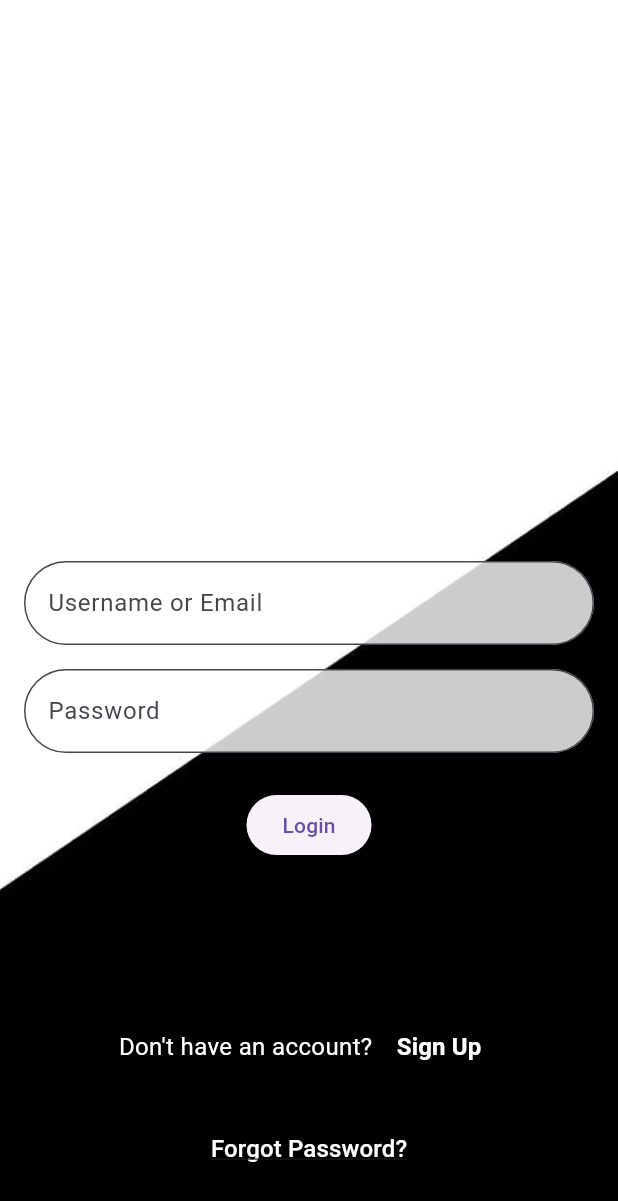
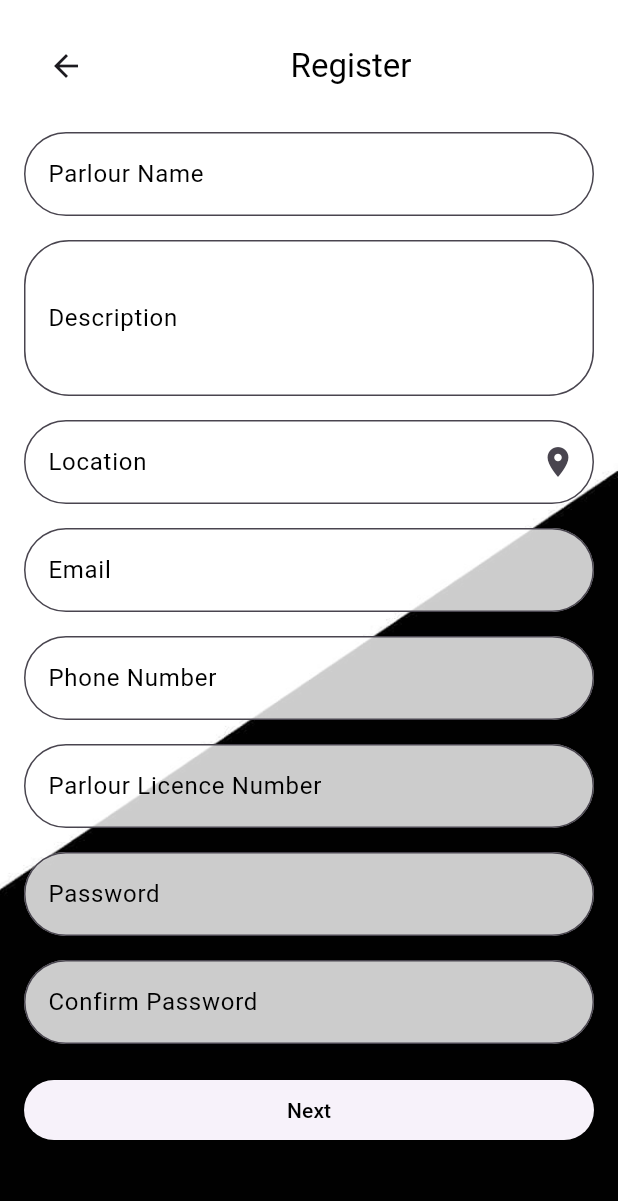
Before and after one commit to aravindptf/parlour_app, a Flutter app: the screen it shows after launch, after a tap on "Sign Up", on a phone screen of 412 x 824 dp. Shown: the top 1201 px of the screen. Run offline on Flutter 3.47's test engine with Material 3 defaults, Android fonts, the phone set to English and light mode, and no system bars; our stand-ins replace image_picker.

Commit message:
register_page

```diff
--- a/lib/login page.dart
+++ b/lib/login page.dart
@@ -1,7 +1,8 @@
 import 'dart:convert'; // For jsonEncode
 import 'package:flutter/material.dart';
 import 'package:http/http.dart' as http;
-import 'package:parlour_app/homepage.dart'; // Ensure you import your HomePage widget
+import 'package:parlour_app/homepage.dart';
+import 'package:parlour_app/registerpage.dart'; // Ensure you import your HomePage widget
 
 class LoginPage extends StatefulWidget {
   const LoginPage({super.key});
@@ -68,9 +69,12 @@ class _LoginPageState extends State<LoginPage> {
     );
   }
 
-  void _navigateToSignUp() {
-    // Implement navigation to sign-up page here
-  }
+ void _navigateToRegisterPage() {
+  Navigator.push(
+    context,
+    MaterialPageRoute(builder: (context) => RegisterPage()),
+  );
+}
 
   void _forgotPassword() {
     // Implement forgot password functionality here
@@ -180,7 +184,7 @@ class _LoginPageState extends State<LoginPage> {
               style: TextStyle(color: Colors.white, fontSize: 16),
             ),
             TextButton(
-              onPressed: _navigateToSignUp,
+              onPressed: _navigateToRegisterPage,
               child: const Text(
                 'Sign Up',
                 style: TextStyle(color: Colors.white, fontSize: 16, fontWeight: FontWeight.bold),
--- a/lib/main.dart
+++ b/lib/main.dart
@@ -1,6 +1,8 @@
 import 'package:flutter/material.dart';
 import 'package:parlour_app/homepage.dart';
 import 'package:parlour_app/login%20page.dart';
+import 'package:parlour_app/registerpage.dart';
+import 'package:parlour_app/imageuploadpage.dart';
 
 void main() {
   runApp(const MyApp());
--- /dev/null
+++ b/lib/registerpage.dart
@@ -0,0 +1,252 @@
+import 'package:flutter/material.dart';
+import 'package:parlour_app/imageuploadpage.dart';
+
+class RegisterPage extends StatefulWidget {
+  const RegisterPage({super.key});
+
+  @override
+  State<RegisterPage> createState() => _RegisterPageState();
+}
+
+class _RegisterPageState extends State<RegisterPage> {
+  final _formKey = GlobalKey<FormState>();
+  String? _parlourname, _email, _phone, _password, _location, _description, _licenceNumber;
+  String? _confirmPassword;
+
+  @override
+  Widget build(BuildContext context) {
+    return Scaffold(
+      body:
+      Stack(
+        fit: StackFit.expand,
+        children: [
+          // Background Image
+          Image.asset(
+            'assets/IMG_20240810_125448.jpg', // Replace with your actual image path
+            fit: BoxFit.cover,
+          ),
+          // Form Overlay
+          SingleChildScrollView(
+            child: Padding(
+              padding: const EdgeInsets.all(16.0),
+              child: Form(
+                key: _formKey,
+                child: Column(
+                  crossAxisAlignment: CrossAxisAlignment.stretch,
+                  children: [
+                    AppBar(
+                      title: Center(child: Text('Register',
+                      style: TextStyle(color: Colors.black),
+                      )),
+                      backgroundColor: Colors.transparent, // Make AppBar transparent
+                      elevation: 0, // Remove shadow
+                    ),
+                    const SizedBox(height: 16.0),
+
+                    // Parlour Name Field
+                    TextFormField(
+                      decoration: InputDecoration(
+                        labelText: 'Parlour Name',
+                        labelStyle: TextStyle(color: Colors.black),
+                        border: OutlineInputBorder(borderRadius: BorderRadius.circular(30)),
+                        filled: true,
+                        fillColor: Colors.white.withOpacity(0.8), // Semi-transparent background
+                      ),
+                      validator: (value) {
+                        if (value == null || value.isEmpty) {
+                          return 'Please enter your parlour name';
+                        }
+                        return null;
+                      },
+                      onSaved: (value) => _parlourname = value,
+                    ),
+                    const SizedBox(height: 16.0),
+
+                    // Description Field
+                    TextFormField(
+                      decoration: InputDecoration(
+                        labelText: 'Description',
+                        labelStyle: TextStyle(color: Colors.black),
+
+                        border: OutlineInputBorder(borderRadius: BorderRadius.circular(30)),
+                        filled: true,
+                        fillColor: Colors.white.withOpacity(0.8),
+                      ),
+                      maxLines: 3,
+                      validator: (value) {
+                        if (value == null || value.isEmpty) {
+                          return 'Please enter a description about your parlour';
+                        }
+                        return null;
+                      },
+                      onSaved: (value) => _description = value,
+                    ),
+                    const SizedBox(height: 16.0),
+
+                    // Location Field with Icon Button
+                    TextFormField(
+                      decoration: InputDecoration(
+                        labelText: 'Location',
+                        labelStyle: TextStyle(color: Colors.black),
+
+                        border: OutlineInputBorder(borderRadius: BorderRadius.circular(30)),
+                        filled: true,
+                        fillColor: Colors.white.withOpacity(0.8),
+                        suffixIcon: IconButton(
+                          icon: Icon(Icons.location_on),
+                          onPressed: () {
+                            print("Select Location button pressed");
+                          },
+                        ),
+                      ),
+                      validator: (value) {
+                        if (value == null || value.isEmpty) {
+                          return 'Please enter your location';
+                        }
+                        return null;
+                      },
+                      onSaved: (value) => _location = value,
+                    ),
+                    const SizedBox(height: 16.0),
+
+                    // Email Field
+                    TextFormField(
+                      decoration: InputDecoration(
+                        labelText: 'Email',
+                        labelStyle: TextStyle(color: Colors.black),
+
+                        border: OutlineInputBorder(borderRadius: BorderRadius.circular(30)),
+                        filled: true,
+                        fillColor: Colors.white.withOpacity(0.8),
+                      ),
+                      validator: (value) {
+                        if (value == null || value.isEmpty) {
+                          return 'Please enter your email';
+                        } else if (!RegExp(r'^[^@]+@[^@]+\.[^@]+').hasMatch(value)) {
+                          return 'Please enter a valid email';
+                        }
+                        return null;
+                      },
+                      onSaved: (value) => _email = value,
+                    ),
+                    const SizedBox(height: 16.0),
+
+                    // Phone Field
+                    TextFormField(
+                      decoration: InputDecoration(
+                        labelText: 'Phone Number',
+                        labelStyle: TextStyle(color: Colors.black),
+
+                        border: OutlineInputBorder(borderRadius: BorderRadius.circular(30)),
+                        filled: true,
+                        fillColor: Colors.white.withOpacity(0.8),
+                      ),
+                      validator: (value) {
+                        if (value == null || value.isEmpty) {
+                          return 'Please enter your phone number';
+                        }
+                        return null;
+                      },
+                      onSaved: (value) => _phone = value,
+                    ),
+                    const SizedBox(height: 16.0),
+
+                    // Parlour Licence Number Field
+                    TextFormField(
+                      decoration: InputDecoration(
+                        labelText: 'Parlour Licence Number',
+                        labelStyle: TextStyle(color: Colors.black),
+
+                        border: OutlineInputBorder(borderRadius: BorderRadius.circular(30)),
+                        filled: true,
+                        fillColor: Colors.white.withOpacity(0.8),
+                      ),
+                      validator: (value) {
+                        if (value == null || value.isEmpty) {
+                          return 'Please enter your parlour licence number';
+                        }
+                        return null;
+                      },
+                      onSaved: (value) => _licenceNumber = value,
+                    ),
+                    const SizedBox(height: 16.0),
+
+                    // Password Field
+                    TextFormField(
+                      decoration: InputDecoration(
+                        labelText: 'Password',
+                        labelStyle: TextStyle(color: Colors.black),
+
+                        border: OutlineInputBorder(borderRadius: BorderRadius.circular(30)),
+                        filled: true,
+                        fillColor: Colors.white.withOpacity(0.8),
+                      ),
+                      obscureText: true,
+                      validator: (value) {
+                        if (value == null || value.isEmpty) {
+                          return 'Please enter your password';
+                        } else if (value.length < 6) {
+                          return 'Password must be at least 6 characters long';
+                        }
+                        return null;
+                      },
+                      onSaved: (value) => _password = value,
+                    ),
+                    const SizedBox(height: 16.0),
+
+                    // Confirm Password Field
+                    TextFormField(
+                      decoration: InputDecoration(
+                        labelText: 'Confirm Password',
+                        labelStyle: TextStyle(color: Colors.black),
+
+                        border: OutlineInputBorder(borderRadius: BorderRadius.circular(30)),
+                        filled: true,
+                        fillColor: Colors.white.withOpacity(0.8),
+                      ),
+                      obscureText: true,
+                      validator: (value) {
+                        if (value == null || value.isEmpty) {
+                          return 'Please confirm your password';
+                        } else if (_password != null && value != _password) {
+                          return 'Passwords do not match';
+                        }
+                        return null;
+                      },
+                      onSaved: (value) => _confirmPassword = value,
+                    ),
+                    const SizedBox(height: 20.0),
+
+                    // Next Button
+                    ElevatedButton(
+                      onPressed: () {
+                        if (_formKey.currentState!.validate()) {
+                          _formKey.currentState!.save();
+
+                          // Navigate to ImageUploadPage and pass data
+                          Navigator.push(context, MaterialPageRoute(builder: (context) => ImageUploadPage(
+                            parlourName: _parlourname!,
+                            location: _location!,
+                            email: _email!,
+                            phone: _phone!,
+                            password: _password!,
+                            description: _description!,
+                            licenceNumber: _licenceNumber!, // Pass the licence number
+                          )));
+
+                          ScaffoldMessenger.of(context).showSnackBar(SnackBar(content:
+                              Text('Proceeding with $_parlourname at $_location')));
+                        }
+                      },
+                      child: const Text('Next', style: TextStyle(color: Colors.black)),
+                    ),
+                  ],
+                ),
+              ),
+            ),
+          ),
+        ],
+      ),
+    );
+  }
+}
--- a/pubspec.yaml
+++ b/pubspec.yaml
@@ -37,6 +37,7 @@ dependencies:
   cupertino_icons: ^1.0.8
   http: ^1.2.2
   provider: ^6.1.2
+  image_picker: ^1.1.2
 
 dev_dependencies:
   flutter_test:
```
Also changed, not shown: lib/imageuploadpage.dart (added, +151 -0 lines), pubspec.lock, 6 other files.
